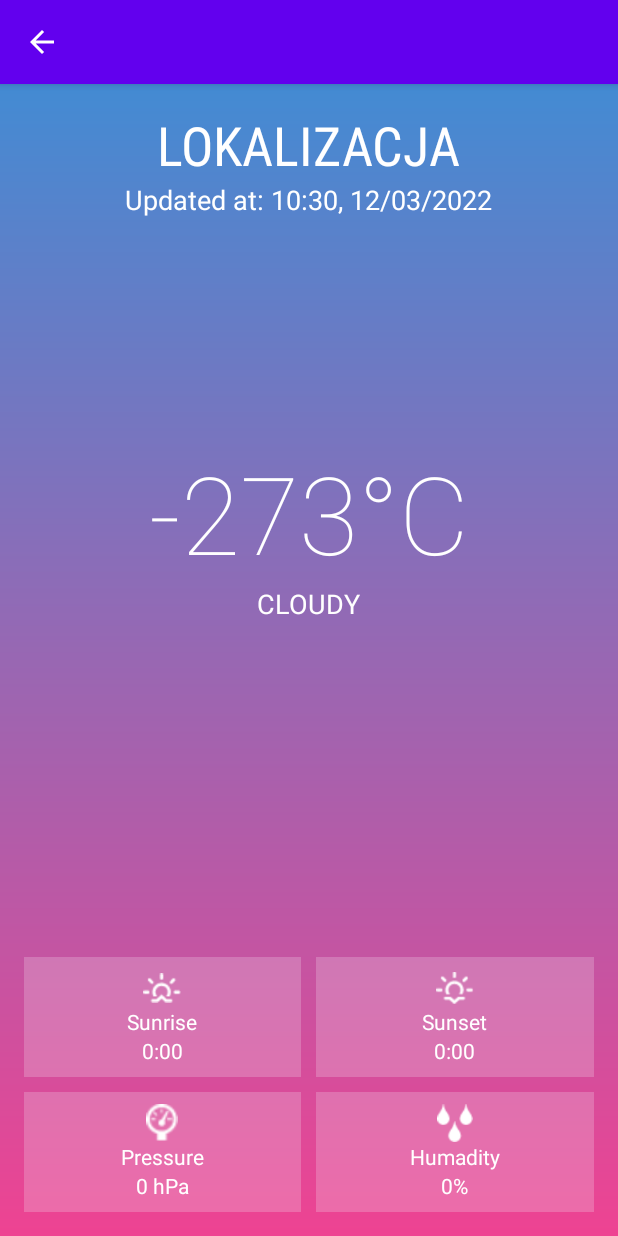
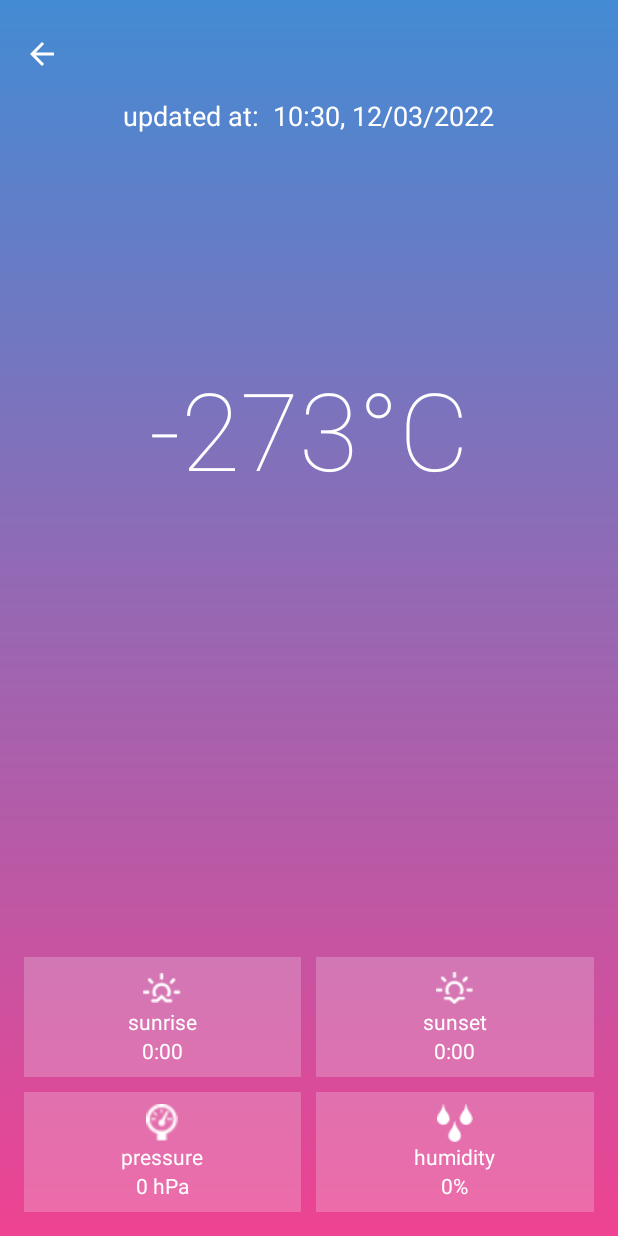
Before and after one commit to AgnieszkaDudala/WeatherApp, an Android app: the ShowWeatherActivity screen opened directly, with no data from a screen before it, on a phone screen of 412 x 824 dp. Run offline under Robolectric (Android 15) with nearby library versions, the phone set to English and light mode, and no system bars.

Commit message:
Change of details

```diff
--- a/app/build.gradle
+++ b/app/build.gradle
@@ -8,7 +8,7 @@ android {
 
     defaultConfig {
         applicationId "com.example.weatherapp"
-        minSdk 21
+        minSdk 26
         targetSdk 31
         versionCode 1
         versionName "1.0"
--- a/app/src/main/AndroidManifest.xml
+++ b/app/src/main/AndroidManifest.xml
@@ -13,8 +13,7 @@
         android:theme="@style/Theme.WeatherApp">
         <activity
             android:name=".activities.ShowWeatherActivity"
-            android:exported="false"
-            android:parentActivityName=".activities.SearchCityActivity"/>
+            android:exported="false"/>
         <activity
             android:name=".activities.SearchCityActivity"
             android:exported="true">
--- a/app/src/main/java/com/example/weatherapp/activities/ShowWeatherActivity.kt
+++ b/app/src/main/java/com/example/weatherapp/activities/ShowWeatherActivity.kt
@@ -1,14 +1,15 @@
 package com.example.weatherapp.activities
 
-import android.os.Build
+import android.content.Intent
 import android.os.Bundle
+import android.widget.ImageView
 import android.widget.TextView
 import androidx.appcompat.app.AppCompatActivity
 import com.example.weatherapp.R
 import java.math.RoundingMode
 import java.text.DecimalFormat
-import java.time.LocalDateTime
 import java.time.ZoneId
+import java.time.ZonedDateTime
 import java.time.format.DateTimeFormatter
 
 
@@ -17,49 +18,57 @@ class ShowWeatherActivity : AppCompatActivity() {
         super.onCreate(savedInstanceState)
         setContentView(R.layout.activity_show_weather)
 
-        title = ""
+        findViewById<ImageView>(R.id.back_to_search)
+            .setOnClickListener{
+                goToSearchCityActivity()
+            }
 
         setCurrentTimeAndData()
         setExtrasToTextViews()
+
+    }
+    private fun goToSearchCityActivity(){
+        val intent = Intent(this, SearchCityActivity::class.java)
+        startActivity(intent)
     }
 
-    private fun setCurrentTimeAndData(){
-        val currentDateTime = if (Build.VERSION.SDK_INT >= Build.VERSION_CODES.O) {
-            LocalDateTime.now()
-        } else {
-            TODO("VERSION.SDK_INT < O")
-        }
-        val updatedAt = findViewById<TextView>(R.id.updated_at).apply {
-            text = "Updated at: " + currentDateTime.format(DateTimeFormatter.ofPattern("HH:mm, dd/MM/yyyy"))
+    private fun setCurrentTimeAndData() {
+        val z = ZoneId.of("Poland")
+        val zdt = ZonedDateTime.now(z)
+        val formatter = DateTimeFormatter.ofPattern(" HH:mm, dd/MM/yyyy")
+        val formatted = zdt.format(formatter)
+
+        findViewById<TextView>(R.id.updated_at).apply {
+            text = "updated at: $formatted"
         }
     }
 
-    private fun setExtrasToTextViews(){
-        val cityname = findViewById<TextView>(R.id.text_cityname).apply {
-            text = intent.getStringExtra("cityname").toString()
+    private fun setExtrasToTextViews() {
+        findViewById<TextView>(R.id.text_cityname).apply {
+            text = intent.getStringExtra("city_name")
         }
-        val temperature = findViewById<TextView>(R.id.text_temperature).apply {
+        findViewById<TextView>(R.id.text_temperature).apply {
             var tempInK = intent.getFloatExtra("temperature", 0.0f)
             text = convertKelwinsToCelsius(tempInK)
         }
-        val weather = findViewById<TextView>(R.id.text_main_weather).apply {
-            text = intent.getStringExtra("weather").toString()
+        findViewById<TextView>(R.id.text_main_weather).apply {
+            text = intent.getStringExtra("weather")
         }
-        val sunriseTime = findViewById<TextView>(R.id.sunrise).apply {
+        findViewById<TextView>(R.id.sunrise).apply {
             val timeInMSeconds = intent.getIntExtra("sunrise", 0).toLong()
             text = convertTimeInMillisToHourAndMinute(timeInMSeconds)
         }
 
-        val sunsetTime = findViewById<TextView>(R.id.sunset).apply {
+        findViewById<TextView>(R.id.sunset).apply {
             val timeInMSeconds = intent.getIntExtra("sunset", 0).toLong()
             text = convertTimeInMillisToHourAndMinute(timeInMSeconds)
         }
 
-        val pressure = findViewById<TextView>(R.id.pressure).apply {
+        findViewById<TextView>(R.id.pressure).apply {
             text = intent.getIntExtra("pressure", 0).toString() + " hPa"
         }
-        val humadity = findViewById<TextView>(R.id.humadity).apply {
-            text = intent.getIntExtra("humadity", 0).toString() + "%"
+        findViewById<TextView>(R.id.humidity).apply {
+            text = intent.getIntExtra("humidity", 0).toString() + "%"
         }
     }
 
@@ -70,7 +79,7 @@ class ShowWeatherActivity : AppCompatActivity() {
         return String.format("%d:%02d", h, m)
     }
 
-    private fun convertKelwinsToCelsius(tempInK: Float): String{
+    private fun convertKelwinsToCelsius(tempInK: Float): String {
         var tempInC = tempInK - 273.15
 
         val df = DecimalFormat("#")
--- /dev/null
+++ b/app/src/main/res/drawable/ic_arrow_back.xml
@@ -0,0 +1,5 @@
+<vector android:autoMirrored="true" android:height="24dp"
+    android:tint="#FFFFFF" android:viewportHeight="24"
+    android:viewportWidth="32" android:width="32dp" xmlns:android="http://schemas.android.com/apk/res/android">
+    <path android:fillColor="@android:color/white" android:pathData="M20,11H7.83l5.59,-5.59L12,4l-8,8 8,8 1.41,-1.41L7.83,13H20v-2z"/>
+</vector>
--- a/app/src/main/res/layout/activity_show_weather.xml
+++ b/app/src/main/res/layout/activity_show_weather.xml
@@ -7,6 +7,16 @@
     android:background="@drawable/background_clouds"
     android:padding="16dp"
     tools:context=".activities.ShowWeatherActivity">
+
+    <ImageView
+        android:id="@+id/back_to_search"
+        android:layout_width="wrap_content"
+        android:layout_height="wrap_content"
+        android:layout_alignParentStart="true"
+        android:layout_alignParentTop="true"
+        android:layout_marginTop="8dp"
+        android:src="@drawable/ic_arrow_back" />
+
 
     <LinearLayout
         android:id="@+id/localization_container"
@@ -22,14 +32,12 @@
             android:layout_height="wrap_content"
             android:fontFamily="sans-serif-condensed"
             android:text="Lokalizacja"
-            android:textAllCaps="true"
             android:textSize="36sp" />
 
         <TextView
             android:id="@+id/updated_at"
             android:layout_width="wrap_content"
             android:layout_height="wrap_content"
-            android:layout_below="@id/text_cityname"
             android:fontFamily="sans-serif"
             android:text="Updated at:"
             android:textSize="18sp" />
@@ -59,10 +67,8 @@
             android:id="@+id/text_main_weather"
             android:layout_width="wrap_content"
             android:layout_height="wrap_content"
-            android:layout_below="@id/text_temperature"
             android:layout_gravity="center"
             android:text="cloudy"
-            android:textAllCaps="true"
             android:textSize="18sp" />
 
     </LinearLayout>
@@ -102,7 +108,7 @@
                 <TextView
                     android:layout_width="wrap_content"
                     android:layout_height="wrap_content"
-                    android:text="Sunrise"
+                    android:text="@string/sunrise"
                     android:textSize="14sp" />
 
                 <TextView
@@ -139,7 +145,7 @@
                 <TextView
                     android:layout_width="wrap_content"
                     android:layout_height="wrap_content"
-                    android:text="Sunset"
+                    android:text="@string/sunset"
                     android:textSize="14sp" />
 
                 <TextView
@@ -185,7 +191,7 @@
                 <TextView
                     android:layout_width="wrap_content"
                     android:layout_height="wrap_content"
-                    android:text="Pressure"
+                    android:text="@string/pressure"
                     android:textSize="14sp" />
 
                 <TextView
@@ -222,11 +228,11 @@
                 <TextView
                     android:layout_width="wrap_content"
                     android:layout_height="wrap_content"
-                    android:text="Humadity"
+                    android:text="@string/humidity"
                     android:textSize="14sp" />
 
                 <TextView
-                    android:id="@+id/humadity"
+                    android:id="@+id/humidity"
                     android:layout_width="wrap_content"
                     android:layout_height="wrap_content"
                     android:text="72%"
--- a/app/src/main/res/values/strings.xml
+++ b/app/src/main/res/values/strings.xml
@@ -3,4 +3,8 @@
     <string name="insert_cityname">Insert cityname...</string>
     <string name="find_weather">Find weather</string>
     <string name="api_key">7dc17897c83e4cfa1c7b81336e0628a5</string>
+    <string name="sunset">sunset</string>
+    <string name="sunrise">sunrise</string>
+    <string name="pressure">pressure</string>
+    <string name="humidity">humidity</string>
 </resources>
--- a/app/src/main/res/values/themes.xml
+++ b/app/src/main/res/values/themes.xml
@@ -1,6 +1,6 @@
 <resources xmlns:tools="http://schemas.android.com/tools">
     <!-- Base application theme. -->
-    <style name="Theme.WeatherApp" parent="Theme.MaterialComponents.DayNight.DarkActionBar">
+    <style name="Theme.WeatherApp" parent="Theme.MaterialComponents.Light.NoActionBar">
         <!-- Primary brand color. -->
         <item name="colorPrimary">@color/purple_500</item>
         <item name="colorPrimaryVariant">@color/purple_700</item>
```
Also changed, not shown: app/src/main/java/com/example/weatherapp/activities/SearchCityActivity.kt (+6 -5 lines), app/src/main/java/com/example/weatherapp/retrofitInterface/ApiCallInterface.kt (+0 -11 lines), app/src/main/res/layout/activity_search_city.xml (+4 -5 lines).
